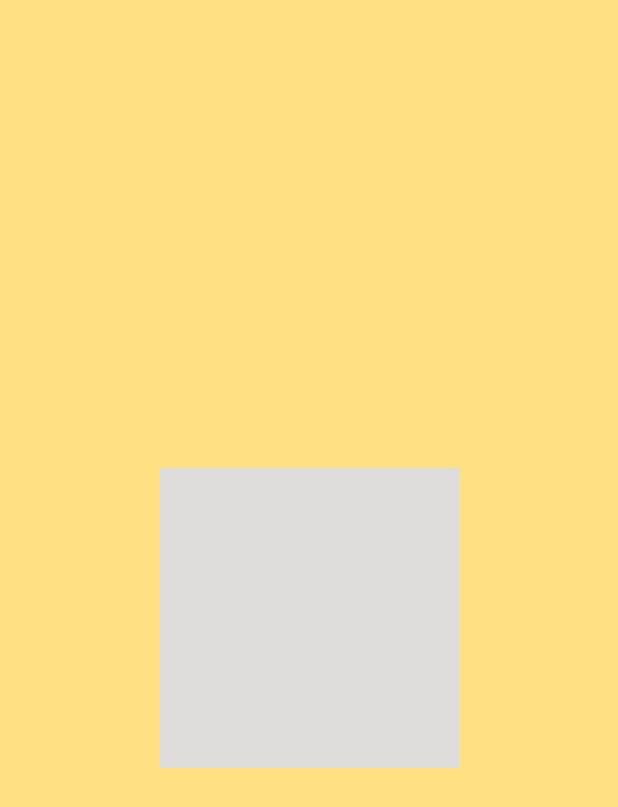
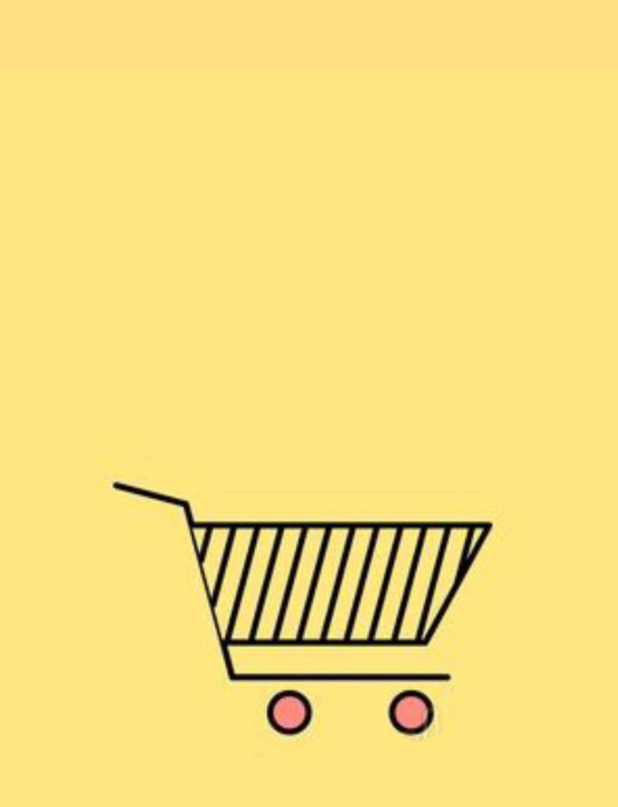
Before and after one commit to ghazal18/GhazalAlikhani_FAINAL_maktab68, an Android app: the layout activity_splash_screen.xml on its own in the app's theme, with its tools: preview values and no code run, on a phone screen of 412 x 824 dp. Shown: the top 807 px of the screen. Run offline under Robolectric (Android 15) with nearby library versions, the phone set to English and light mode, and no system bars.

Commit message:
add splashScreen photo

```diff
--- a/app/src/main/java/com/example/myapplication/ui/SplashScreenActivity.kt
+++ b/app/src/main/java/com/example/myapplication/ui/SplashScreenActivity.kt
@@ -28,6 +28,6 @@ class SplashScreenActivity : AppCompatActivity() {
             val intent = Intent(this, MainActivity::class.java)
             startActivity(intent)
             finish()
-        }, 10000) // 3000 is the delayed time in milliseconds.
+        }, 3000) // 3000 is the delayed time in milliseconds.
     }
 }
--- a/app/src/main/res/layout/activity_splash_screen.xml
+++ b/app/src/main/res/layout/activity_splash_screen.xml
@@ -7,14 +7,13 @@
     android:background="@color/orange"
     tools:context=".ui.SplashScreenActivity">
 
-
     <ImageView
-        android:id="@+id/imageView"
-        android:layout_width="200dp"
-        android:layout_height="200dp"
+        android:layout_width="match_parent"
+        android:layout_height="match_parent"
+        android:src="@drawable/photo"
         app:layout_constraintBottom_toBottomOf="parent"
         app:layout_constraintEnd_toEndOf="parent"
         app:layout_constraintStart_toStartOf="parent"
-        app:layout_constraintTop_toTopOf="parent"
-        android:src="@color/gray" />
+        app:layout_constraintTop_toTopOf="parent" />
+
 </androidx.constraintlayout.widget.ConstraintLayout>
```
Also changed, not shown: app/src/main/res/drawable/photo.png (added).
